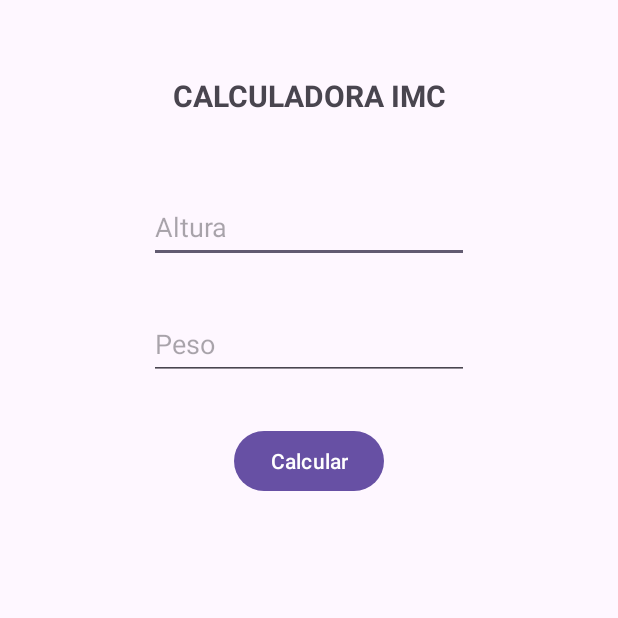
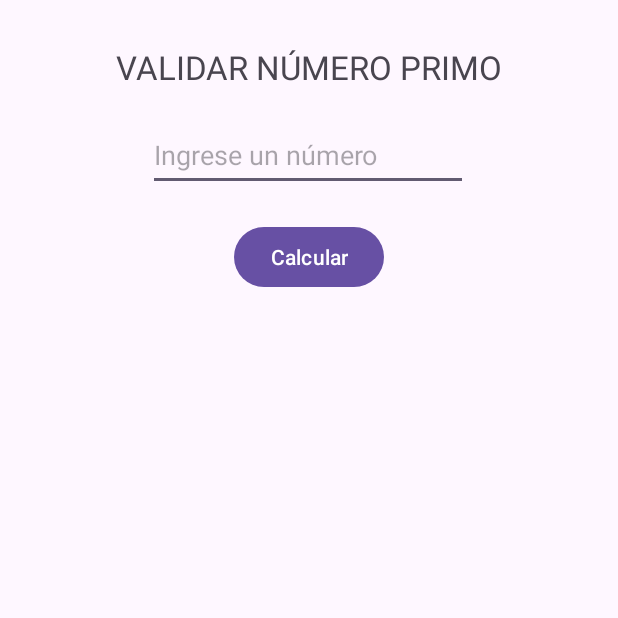
Before and after one commit to K3YC1/AppForms, an Android app: the screen it shows after launch (ImcActivity before the commit, PrimosActivity after it), on a phone screen of 412 x 824 dp, the top half of it. Run offline under Robolectric (Android 15) with nearby library versions, the phone set to English and light mode, and no system bars.

Commit message:
Calculadora Numeros Primos

```diff
--- a/app/src/main/AndroidManifest.xml
+++ b/app/src/main/AndroidManifest.xml
@@ -13,8 +13,8 @@
         android:theme="@style/Theme.AppFormularios"
         tools:targetApi="31">
         <activity
-            android:name=".ImcActivity"
-            android:exported="true" >
+            android:name=".PrimosActivity"
+            android:exported="true">
             <intent-filter>
                 <action android:name="android.intent.action.MAIN" />
 
@@ -22,10 +22,11 @@
             </intent-filter>
         </activity>
         <activity
+            android:name=".ImcActivity"
+            android:exported="false"></activity>
+        <activity
             android:name=".MainActivity"
-            android:exported="false">
-
-        </activity>
+            android:exported="false"></activity>
     </application>
 
 </manifest>
--- /dev/null
+++ b/app/src/main/java/pe/edu/idat/appformularios/PrimosActivity.java
@@ -0,0 +1,40 @@
+package pe.edu.idat.appformularios;
+
+import androidx.appcompat.app.AppCompatActivity;
+
+import android.os.Bundle;
+import android.view.View;
+
+import pe.edu.idat.appformularios.databinding.ActivityPrimosBinding;
+
+public class PrimosActivity extends AppCompatActivity implements View.OnClickListener {
+
+    private ActivityPrimosBinding binding;
+    @Override
+    protected void onCreate(Bundle savedInstanceState) {
+        super.onCreate(savedInstanceState);
+        binding = ActivityPrimosBinding.inflate(getLayoutInflater());
+        setContentView(binding.getRoot());
+        binding.btncalcularprimo.setOnClickListener(this);
+    }
+
+    @Override
+    public void onClick(View view) {
+        Integer numero = Integer.parseInt(
+                binding.etnumeroprimo.getText().toString());
+        String resultado =
+                esPrimo(numero) ? "El numero ingresado es PRIMO"
+                        : "El numero ingresado NO ES PRIMO";
+        binding.tvresultadoprimo.setText(resultado);
+    }
+
+    private Boolean esPrimo(Integer numero){
+        int contadorDiv = 0;
+        for(int i = 1; i <= numero; i++){
+            if((numero % i) == 0){
+                contadorDiv++;
+            }
+        }
+        return contadorDiv <= 2;
+    }
+}
--- /dev/null
+++ b/app/src/main/res/layout/activity_primos.xml
@@ -0,0 +1,55 @@
+<?xml version="1.0" encoding="utf-8"?>
+<androidx.constraintlayout.widget.ConstraintLayout xmlns:android="http://schemas.android.com/apk/res/android"
+    xmlns:app="http://schemas.android.com/apk/res-auto"
+    xmlns:tools="http://schemas.android.com/tools"
+    android:layout_width="match_parent"
+    android:layout_height="match_parent"
+    tools:context=".PrimosActivity">
+
+    <TextView
+        android:id="@+id/textView3"
+        android:layout_width="wrap_content"
+        android:layout_height="wrap_content"
+        android:layout_marginTop="30dp"
+        android:text="@string/valtituloprimo"
+        android:textSize="22sp"
+        app:layout_constraintEnd_toEndOf="parent"
+        app:layout_constraintStart_toStartOf="parent"
+        app:layout_constraintTop_toTopOf="parent" />
+
+    <EditText
+        android:id="@+id/etnumeroprimo"
+        android:layout_width="wrap_content"
+        android:layout_height="wrap_content"
+        android:layout_marginTop="20dp"
+        android:ems="10"
+        android:hint="@string/valnumero"
+        android:inputType="number|numberSigned"
+        android:minHeight="48dp"
+        app:layout_constraintEnd_toEndOf="parent"
+        app:layout_constraintHorizontal_bias="0.497"
+        app:layout_constraintStart_toStartOf="parent"
+        app:layout_constraintTop_toBottomOf="@+id/textView3" />
+
+    <Button
+        android:id="@+id/btncalcularprimo"
+        android:layout_width="wrap_content"
+        android:layout_height="wrap_content"
+        android:layout_marginTop="20dp"
+        android:text="@string/valcalcular"
+        app:layout_constraintEnd_toEndOf="parent"
+        app:layout_constraintStart_toStartOf="parent"
+        app:layout_constraintTop_toBottomOf="@+id/etnumeroprimo" />
+
+    <TextView
+        android:id="@+id/tvresultadoprimo"
+        android:layout_width="wrap_content"
+        android:layout_height="wrap_content"
+        android:layout_marginTop="20dp"
+        android:textAlignment="center"
+        android:textSize="18sp"
+        android:textStyle="bold"
+        app:layout_constraintEnd_toEndOf="parent"
+        app:layout_constraintStart_toStartOf="parent"
+        app:layout_constraintTop_toBottomOf="@+id/btncalcularprimo" />
+</androidx.constraintlayout.widget.ConstraintLayout>
--- a/app/src/main/res/values/strings.xml
+++ b/app/src/main/res/values/strings.xml
@@ -7,4 +7,5 @@
     <string name="txbAltura">Altura</string>
     <string name="txbPeso">Peso</string>
     <string name="txbResultado">Resultado</string>
+    <string name="valtituloprimo">VALIDAR NÚMERO PRIMO</string>
 </resources>
```
